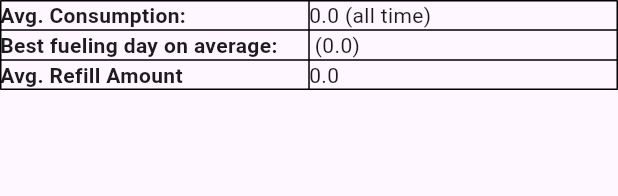
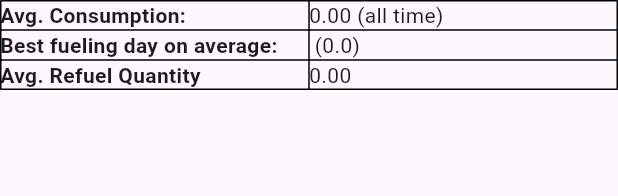
Before and after one commit to Dentsor/MotoLog, a Flutter app: the ConsumptionWidget widget shown alone on an empty page, opened directly with empty values, on a phone screen of 412 x 824 dp. Shown: the top 196 px of the screen. Run offline on Flutter 3.47's test engine with Material 2 defaults, Android fonts, the phone set to English and light mode, and no system bars; our stand-ins replace sqflite; accounts and stored records are empty.

Commit message:
Implement RefuelHistoryPage and add vehicle.type
Issue: #2

```diff
--- a/lib/database/refill_db_helper.dart
+++ /dev/null
@@ -1,51 +0,0 @@
-import 'package:motolog/database/database_helper.dart';
-import 'package:motolog/models/database_model.dart';
-import 'package:motolog/models/refill.dart';
-
-extension RefillDBHelper on DatabaseHelper {
-  static const tableName = 'refill';
-  static const tableSchema = """
-              CREATE TABLE $tableName(
-                id INTEGER PRIMARY KEY AUTOINCREMENT,
-                station TEXT,
-                datetime INTEGER,
-                quantity REAL,
-                paid REAL,
-                distance REAL
-              )
-            """;
-  static List<Refill> sampleData = [
-    Refill(station: 'Circle K', datetime: DateTime(2023, 08, 28, 10, 32), quantity: 19.67, paid: 84.58, distance: 128000),
-    Refill(station: 'Shell', datetime: DateTime(2023, 08, 28, 18, 47), quantity: 21.82, paid: 294.57, distance: 130000),
-    Refill(station: 'YX', datetime: DateTime(2023, 09, 03, 16, 47), quantity: 23.99, paid: 151.86, distance: 131000),
-    Refill(station: 'Uno X', datetime: DateTime(2023, 09, 05, 12, 43), quantity: 21.07, paid: 156.76, distance: 132000),
-  ];
-
-  Future<int> insertRefill(Refill instance) async {
-    int result = await db.insert(tableName, instance.toMap());
-    return result;
-  }
-
-  Future<int> updateRefill(Refill instance) async {
-    int result = await db.update(
-      tableName,
-      instance.toMap(),
-      where: 'id = ?',
-      whereArgs: [instance.id],
-    );
-    return result;
-  }
-
-  Future<List<Refill>> retrieveRefills() async {
-    final List<Map<String, Object?>> queryResult = await db.query(tableName);
-    return queryResult.map((e) => Refill.fromMap(e)).toList();
-  }
-
-  Future<void> deleteRefill(int id) async {
-    await db.delete(
-      tableName,
-      where: 'id = ?',
-      whereArgs: [id],
-    );
-  }
-}
--- /dev/null
+++ b/lib/database/refuel_db_helper.dart
@@ -0,0 +1,55 @@
+import 'package:motolog/database/database_helper.dart';
+import 'package:motolog/models/refuel.dart';
+
+extension RefuelDBHelper on DatabaseHelper {
+  static const tableName = 'refuel';
+  static const tableSchema = """
+              CREATE TABLE $tableName(
+                id INTEGER PRIMARY KEY AUTOINCREMENT,
+                vehicleId INTEGER NOT NULL,
+                station TEXT NOT NULL,
+                dateTime INTEGER NOT NULL,
+                quantity REAL NOT NULL,
+                paid REAL NOT NULL,
+                distance REAL NOT NULL
+              )
+            """;
+  static List<Refuel> sampleData = [
+    Refuel(vehicleId: 0, station: 'Esso', dateTime: DateTime(2020, 06, 21, 11, 59), quantity: 2.79, paid: 35.68, distance: 60449),
+    Refuel(vehicleId: 0, station: 'YX', dateTime: DateTime(2020, 06, 23, 11, 56), quantity: 6.67, paid: 101.32, distance: 60614),
+    Refuel(vehicleId: 0, station: 'Esso', dateTime: DateTime(2020, 06, 23, 13, 45), quantity: 5.64, paid: 76.08, distance: 60734),
+    Refuel(vehicleId: 0, station: 'YX', dateTime: DateTime(2020, 06, 23, 16, 28), quantity: 4.77, paid: 71.12, distance: 60860),
+    Refuel(vehicleId: 0, station: 'Circle K', dateTime: DateTime(2020, 06, 23, 19, 51), quantity: 7.64, paid: 122.62, distance: 61037),
+    Refuel(vehicleId: 0, station: 'YX', dateTime: DateTime(2020, 07, 20, 17, 50), quantity: 11.56, paid: 162.42, distance: 61270),
+    Refuel(vehicleId: 0, station: 'Esso', dateTime: DateTime(2020, 07, 28, 16, 28), quantity: 10.87, paid: 172.72, distance: 61522),
+    Refuel(vehicleId: 0, station: 'Esso', dateTime: DateTime(2020, 08, 01, 02, 06), quantity: 12.66, paid: 201.17, distance: 61801),
+  ];
+
+  Future<int> insertRefuel(Refuel instance) async {
+    int result = await db.insert(tableName, instance.toMap());
+    return result;
+  }
+
+  Future<int> updateRefuel(Refuel instance) async {
+    int result = await db.update(
+      tableName,
+      instance.toMap(),
+      where: 'id = ?',
+      whereArgs: [instance.id],
+    );
+    return result;
+  }
+
+  Future<List<Refuel>> retrieveRefuels() async {
+    final List<Map<String, Object?>> queryResult = await db.query(tableName);
+    return queryResult.map((e) => Refuel.fromMap(e)).toList();
+  }
+
+  Future<void> deleteRefuel(int id) async {
+    await db.delete(
+      tableName,
+      where: 'id = ?',
+      whereArgs: [id],
+    );
+  }
+}
--- a/lib/database/vehicle_db_helper.dart
+++ b/lib/database/vehicle_db_helper.dart
@@ -1,12 +1,12 @@
 import 'package:motolog/database/database_helper.dart';
 import 'package:motolog/models/vehicle.dart';
-import 'package:motolog/models/database_model.dart';
 
 extension VehicleDBHelper on DatabaseHelper {
   static const tableName = 'vehicles';
   static const tableSchema = """
               CREATE TABLE $tableName(
                 id INTEGER PRIMARY KEY AUTOINCREMENT,
+                type TEXT,
                 name TEXT,
                 manufacturer TEXT,
                 model TEXT,
@@ -15,7 +15,7 @@ extension VehicleDBHelper on DatabaseHelper {
               )
             """;
   static List<Vehicle> sampleData = [
-    Vehicle(name: 'Ragna', manufacturer: 'BMW', model: 'F650GS', registration: 'AB1234', year: 2018),
+    Vehicle(type: 'motorcycle', name: 'Ragna', manufacturer: 'BMW', model: 'F650GS', registration: 'AB1234', year: 2018),
   ];
 
   Future<int> insertVehicle(Vehicle instance) async {
--- a/lib/models/fuel.dart
+++ /dev/null
@@ -1,24 +0,0 @@
-import 'package:motolog/models/refill.dart';
-
-class Fuel {
-  double avgConsumptionAllTime;
-  double avgRefillAmount;
-  String refillUnit;
-  String avgBestRefuelDay;
-  double avgBestRefuelPrice;
-
-  Fuel({
-    required this.avgConsumptionAllTime,
-    required this.avgRefillAmount,
-    required this.refillUnit,
-    required this.avgBestRefuelDay,
-    required this.avgBestRefuelPrice,
-  });
-
-  Fuel.calculate(List<Refill> refills)
-    : avgConsumptionAllTime = (refills.sublist(1).map((e) => e.quantity).reduce((first, second) => first + second)) / (refills.last.distance - refills.first.distance),
-      avgRefillAmount = refills.map((e) => e.quantity).reduce((value, element) => value + element) / refills.length,
-      refillUnit = Refill.fuelUnit,
-      avgBestRefuelDay = "Tuesday",
-      avgBestRefuelPrice = 12.21;
-}
--- a/lib/models/refill.dart
+++ b/lib/models/refuel.dart
@@ -1,30 +1,33 @@
 import 'package:motolog/models/database_model.dart';
 
-class Refill extends DatabaseModel {
+class Refuel extends DatabaseModel {
   static const currency = 'NOK';
   static const fuelUnit = 'Litre';
   static const distanceUnit = 'km';
 
   int? id;
+  int vehicleId;
   String station;
-  DateTime datetime;
+  DateTime dateTime;
   double quantity;
   double paid;
   double distance;
 
-  Refill({
+  Refuel({
     this.id,
+    required this.vehicleId,
     required this.station,
-    required this.datetime,
+    required this.dateTime,
     required this.quantity,
     required this.paid,
     required this.distance,
   });
 
-  Refill.fromMap(Map<String, dynamic> res)
+  Refuel.fromMap(Map<String, dynamic> res)
     : id = res['id'],
+      vehicleId = res['vehicleId'],
       station = res['station'],
-      datetime = DateTime.fromMillisecondsSinceEpoch(res['datetime'] * Duration.millisecondsPerSecond),
+      dateTime = DateTime.fromMillisecondsSinceEpoch(res['dateTime'] * Duration.millisecondsPerSecond),
       quantity = res['quantity'],
       paid = res['paid'],
       distance = res['distance'];
@@ -33,8 +36,9 @@ class Refill extends DatabaseModel {
   Map<String, Object?> toMap() {
     return {
       'id': id,
+      'vehicleId': vehicleId,
       'station': station,
-      'datetime': datetime.millisecondsSinceEpoch ~/ Duration.millisecondsPerSecond,
+      'datetime': dateTime.millisecondsSinceEpoch ~/ Duration.millisecondsPerSecond,
       'quantity': quantity,
       'paid': paid,
       'distance': distance,
@@ -43,6 +47,6 @@ class Refill extends DatabaseModel {
 
   @override
   String toString() {
-    return 'Refill${toMap()}';
+    return 'Refuel${toMap()}';
   }
 }
--- a/lib/models/vehicle.dart
+++ b/lib/models/vehicle.dart
@@ -2,6 +2,7 @@ import 'package:motolog/models/database_model.dart';
 
 class Vehicle extends DatabaseModel {
   int? id;
+  String type;
   String name;
   String manufacturer;
   String model;
@@ -10,6 +11,7 @@ class Vehicle extends DatabaseModel {
 
   Vehicle({
     this.id,
+    required this.type,
     required this.name,
     required this.manufacturer,
     required this.model,
@@ -19,6 +21,7 @@ class Vehicle extends DatabaseModel {
 
   Vehicle.fromMap(Map<String, dynamic> res)
     : id = res['id'],
+      type = res['type'],
       name = res['name'],
       manufacturer = res['manufacturer'],
       model = res['model'],
@@ -29,6 +32,7 @@ class Vehicle extends DatabaseModel {
   Map<String, Object?> toMap() {
     return {
       'id': id,
+      'type': type,
       'name': name,
       'manufacturer': manufacturer,
       'model': model,
--- /dev/null
+++ b/lib/utils/fuel.dart
@@ -0,0 +1,24 @@
+import 'package:motolog/models/refuel.dart';
+
+class Fuel {
+  double avgConsumptionAllTime;
+  double avgRefuelQuantity;
+  String refuelUnit;
+  String avgBestRefuelDay;
+  double avgBestRefuelPrice;
+
+  Fuel({
+    required this.avgConsumptionAllTime,
+    required this.avgRefuelQuantity,
+    required this.refuelUnit,
+    required this.avgBestRefuelDay,
+    required this.avgBestRefuelPrice,
+  });
+
+  Fuel.calculate(List<Refuel> refuels)
+    : avgConsumptionAllTime = (refuels.sublist(1).map((e) => e.quantity).reduce((first, second) => first + second)) / (refuels.last.distance - refuels.first.distance) * 10,
+      avgRefuelQuantity = refuels.map((e) => e.quantity).reduce((value, element) => value + element) / refuels.length,
+      refuelUnit = Refuel.fuelUnit,
+      avgBestRefuelDay = "Tuesday",
+      avgBestRefuelPrice = 12.21;
+}
--- a/lib/widgets/consumption_widget.dart
+++ b/lib/widgets/consumption_widget.dart
@@ -1,5 +1,5 @@
 import 'package:flutter/material.dart';
-import 'package:motolog/models/fuel.dart';
+import 'package:motolog/utils/fuel.dart';
 
 class ConsumptionWidget extends StatelessWidget {
   const ConsumptionWidget({
@@ -20,8 +20,8 @@ class ConsumptionWidget extends StatelessWidget {
         Column(
           crossAxisAlignment: CrossAxisAlignment.start,
           children: [
-            Text("${fuelData.avgConsumptionAllTime} (all time)"),
-            // Text("${fuelData.avgConsumptionLately} (12 months)"),
+            Text("${fuelData.avgConsumptionAllTime.toStringAsFixed(2)} (all time)"),
+            // Text("${fuelData.avgConsumptionLately.toStringAsFixed(2)} (12 months)"),
           ],
         ),
       ]),
@@ -34,10 +34,10 @@ class ConsumptionWidget extends StatelessWidget {
       ]),
       TableRow(children: [
         const Text(
-          "Avg. Refill Amount",
+          "Avg. Refuel Quantity",
           style: TextStyle(fontWeight: FontWeight.bold),
         ),
-        Text("${fuelData.avgRefillAmount} ${fuelData.refillUnit}"),
+        Text("${fuelData.avgRefuelQuantity.toStringAsFixed(2)} ${fuelData.refuelUnit}"),
       ]),
     ];
 
--- a/lib/widgets/refill_widget.dart
+++ /dev/null
@@ -1,59 +0,0 @@
-import 'package:flutter/material.dart';
-import 'package:motolog/models/refill.dart';
-
-class RefillsWidget extends StatelessWidget {
-  const RefillsWidget({
-    super.key,
-    required this.refillData,
-  });
-
-  final List<Refill> refillData;
-
-  @override
-  Widget build(BuildContext context) {
-    var refillRows = <TableRow>[];
-    for (Refill entry in refillData) {
-      var t = TableRow(children: [
-        Row(children: [
-          const Icon(Icons.location_pin),
-          Column(children: [
-            Text(
-              entry.station,
-              style: const TextStyle(fontWeight: FontWeight.bold),
-            ),
-            Table(
-              border: TableBorder.all(),
-              children: [
-                TableRow(children: [
-                  const Text(
-                    "Time",
-                    style: TextStyle(fontWeight: FontWeight.bold),
-                  ),
-                  Text("${entry.datetime}"),
-                ]),
-                TableRow(children: [
-                  const Text(
-                    "Unit Price",
-                    style: TextStyle(fontWeight: FontWeight.bold),
-                  ),
-                  Text("${entry.paid / entry.quantity} ${Refill.currency}/${Refill.fuelUnit}"),
-                ]),
-                TableRow(children: [
-                  const Text(
-                    "Quantity",
-                    style: TextStyle(fontWeight: FontWeight.bold),
-                  ),
-                  Text("${entry.quantity} ${Refill.fuelUnit}"),
-                ]),
-              ],
-              defaultColumnWidth: const IntrinsicColumnWidth(),
-            ),
-          ]),
-          Text("${entry.paid.toStringAsFixed(2)} ${Refill.currency}"),
-        ])
-      ]);
-      refillRows.add(t);
-    }
-    return Table(children: refillRows);
-  }
-}
--- /dev/null
+++ b/lib/widgets/refuel_card.dart
@@ -0,0 +1,60 @@
+import 'package:flutter/material.dart';
+import 'package:motolog/models/refuel.dart';
+
+class RefuelCard extends StatelessWidget {
+  const RefuelCard({
+    super.key,
+    required this.refuel,
+  });
+
+  final Refuel refuel;
+
+  @override
+  Widget build(BuildContext context) {
+    return Row(children: [
+      const Icon(Icons.location_pin),
+      Column(children: [
+        Text(
+          refuel.station,
+          style: const TextStyle(fontWeight: FontWeight.bold),
+        ),
+        Table(
+          border: TableBorder.all(),
+          children: [
+            TableRow(children: [
+              const Text(
+                "Time",
+                style: TextStyle(fontWeight: FontWeight.bold),
+              ),
+              Text("${refuel.dateTime}"),
+            ]),
+            TableRow(children: [
+              const Text(
+                "Unit Price",
+                style: TextStyle(fontWeight: FontWeight.bold),
+              ),
+              Text(
+                  "${(refuel.paid / refuel.quantity).toStringAsFixed(2)} ${Refuel.currency}/${Refuel.fuelUnit}"),
+            ]),
+            TableRow(children: [
+              const Text(
+                "Quantity",
+                style: TextStyle(fontWeight: FontWeight.bold),
+              ),
+              Text("${refuel.quantity} ${Refuel.fuelUnit}"),
+            ]),
+            TableRow(children: [
+              const Text(
+                'Distance',
+                style: TextStyle(fontWeight: FontWeight.bold),
+              ),
+              Text('${refuel.distance} ${Refuel.distanceUnit}'),
+            ]),
+          ],
+          defaultColumnWidth: const IntrinsicColumnWidth(),
+        ),
+      ]),
+      Text("${refuel.paid} ${Refuel.currency}"),
+    ]);
+  }
+}
--- a/lib/widgets/vehicle_card.dart
+++ b/lib/widgets/vehicle_card.dart
@@ -1,16 +1,16 @@
 import 'package:flutter/material.dart';
 import 'package:motolog/models/vehicle.dart';
-import 'package:motolog/models/refill.dart';
+import 'package:motolog/models/refuel.dart';
 
 class VehicleCard extends StatelessWidget {
   const VehicleCard({
     super.key,
     required this.vehicle,
-    required this.latestRefill,
+    required this.latestRefuel,
   });
 
   final Vehicle vehicle;
-  final Refill latestRefill;
+  final Refuel latestRefuel;
 
   @override
   Widget build(BuildContext context) {
@@ -19,9 +19,9 @@ class VehicleCard extends StatelessWidget {
         const Icon(Icons.motorcycle),
         Column(
           children: <Widget>[
-            Text("${vehicle.name}"),
+            Text(vehicle.name),
             Text(
-              "${vehicle.registration}, ${vehicle.year}, ${latestRefill.distance} ${Refill.distanceUnit}",
+              "${vehicle.registration}, ${vehicle.year}, ${latestRefuel.distance} ${Refuel.distanceUnit}",
             ),
           ],
         ),
```
Also changed, not shown: lib/main.dart (+4 -4 lines), lib/pages/refuel_add.dart (renamed from lib/pages/add_refill.dart, +4 -4 lines), lib/pages/refuel_history.dart (added, +47 -0 lines), lib/pages/vehicle_overview.dart (+16 -21 lines), 1 other file.
